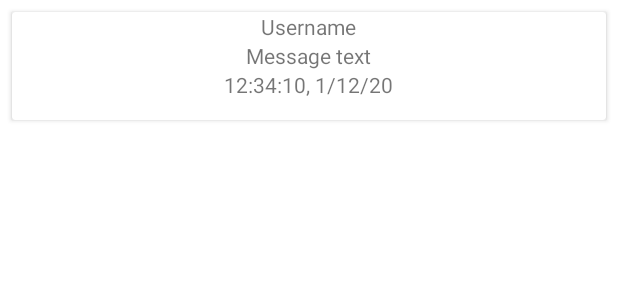
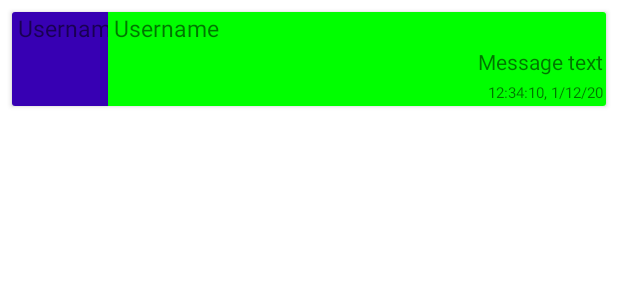
Before and after one commit to EllieStuff/Android_GameCompanion_DBFighterZ, an Android app: the layout item_chat.xml on its own in the app's theme, with its tools: preview values and no code run, on a phone screen of 412 x 824 dp. Shown: the top 300 px of the screen. Run offline under Robolectric (Android 15) with nearby library versions, the phone set to English and light mode, and no system bars.

```diff
--- a/app/src/main/java/com/example/dragonballfigtherzcompanion/Constants.kt
+++ b/app/src/main/java/com/example/dragonballfigtherzcompanion/Constants.kt
@@ -3,5 +3,5 @@ package com.example.dragonballfigtherzcompanion
 object Constants {
     const val COLLECTION_USERS = "users"
     const val COLLECTION_CHAT = "chat"
-    const val COLLECTION_CHAT_LIST = "chatList"
+    const val COLLECTION_MESSAGES = "messages"
 }
--- a/app/src/main/java/com/example/dragonballfigtherzcompanion/model/Message.kt
+++ b/app/src/main/java/com/example/dragonballfigtherzcompanion/model/Message.kt
@@ -3,8 +3,9 @@ package com.example.dragonballfigtherzcompanion.model
 import java.util.*
 
 data class Message (
-    val message: String = "",
+    val text: String = "",
     val from: String = "",
-    val date: Date = Date()
+    val date: Date = Date(),
+    val chatId: String = ""
 
 )
--- a/app/src/main/res/layout/item_chat.xml
+++ b/app/src/main/res/layout/item_chat.xml
@@ -4,32 +4,89 @@
     xmlns:tools="http://schemas.android.com/tools"
     android:layout_width="match_parent"
     android:layout_margin="8dp"
-    android:layout_height="72dp">
+    android:layout_height="wrap_content">
 
     <LinearLayout
+        android:id="@+id/LayoutFromThis"
         android:layout_width="match_parent"
         android:layout_height="wrap_content"
-        android:gravity="center"
-        android:orientation="vertical">
+        android:orientation="vertical"
+        android:layout_marginEnd="64dp"
+        android:background="@color/colorPrimaryDark"
+        >
 
         <TextView
-            android:id="@+id/usernameTextView"
+            android:id="@+id/usernameTextViewFromThis"
             android:layout_width="wrap_content"
             android:layout_height="wrap_content"
             tools:text="Username"
+            android:layout_gravity="left"
+            android:textSize="15dp"
+            android:layout_marginLeft="4dp"
+            android:layout_marginStart="4dp"
             />
 
         <TextView
-            android:id="@+id/messageTextView"
+            android:id="@+id/messageTextViewFromThis"
             android:layout_width="wrap_content"
             android:layout_height="wrap_content"
             tools:text="Message text"
+            android:layout_gravity="right"
+            android:textSize="14dp"
+            android:layout_margin="2dp"
             />
+
         <TextView
-            android:id="@+id/messageDateTextView"
+            android:id="@+id/messageDateTextViewFromThis"
             android:layout_width="wrap_content"
             android:layout_height="wrap_content"
             tools:text="12:34:10, 1/12/20"
+            android:layout_gravity="right"
+            android:textSize="10dp"
+            android:layout_margin="2dp"
+            />
+    </LinearLayout>
+
+    <LinearLayout
+        android:id="@+id/LayoutFromOther"
+        android:layout_width="match_parent"
+        android:layout_height="wrap_content"
+        android:layout_marginLeft="64dp"
+        android:orientation="vertical"
+        android:background="@color/green"
+        >
+
+        <TextView
+            android:id="@+id/usernameTextViewFromOther"
+            android:layout_width="wrap_content"
+            android:layout_height="wrap_content"
+            tools:text="Username"
+            android:gravity="left"
+            android:layout_gravity="left"
+            android:textSize="15dp"
+            android:layout_marginLeft="4dp"
+            android:layout_marginStart="4dp"
+            />
+
+        <TextView
+            android:id="@+id/messageTextViewFromOther"
+            android:layout_width="wrap_content"
+            android:layout_height="wrap_content"
+            tools:text="Message text"
+            android:gravity="right"
+            android:layout_gravity="right"
+            android:textSize="14dp"
+            android:layout_margin="2dp"
+            />
+
+        <TextView
+            android:id="@+id/messageDateTextViewFromOther"
+            android:layout_width="wrap_content"
+            android:layout_height="wrap_content"
+            tools:text="12:34:10, 1/12/20"
+            android:layout_gravity="right"
+            android:textSize="10dp"
+            android:layout_margin="2dp"
             />
     </LinearLayout>
 
--- a/app/src/main/res/layout/item_listofchats.xml
+++ b/app/src/main/res/layout/item_listofchats.xml
@@ -41,6 +41,7 @@
             android:layout_alignParentEnd="true"
 
             />
+
     </RelativeLayout>
 
     <!--
```
Also changed, not shown: app/src/main/java/com/example/dragonballfigtherzcompanion/MainActivity.kt (+23 -4 lines), app/src/main/java/com/example/dragonballfigtherzcompanion/adapter/ChatAdapter.kt (+44 -6 lines), app/src/main/java/com/example/dragonballfigtherzcompanion/adapter/ListOfChatAdapter.kt (+21 -6 lines), app/src/main/java/com/example/dragonballfigtherzcompanion/fragments/ChatFragment.kt (+35 -21 lines), app/src/main/java/com/example/dragonballfigtherzcompanion/fragments/ListOfChatsFragment.kt (+17 -4 lines), app/src/main/res/layout/fragment_chat.xml (+6 -6 lines).
